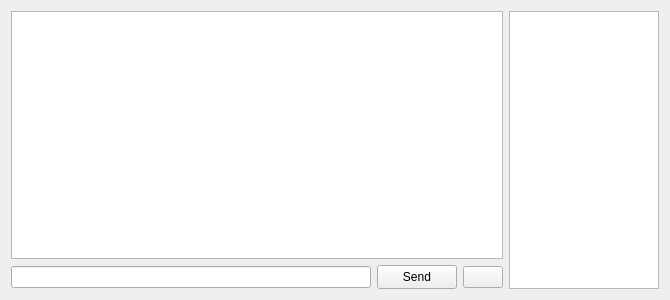
The window that src/core/gui/irc/ircdocktabcontents.ui (Destroyerrrocket/doomseeker-unofficial) describes before a commit, drawn with Qt 5.
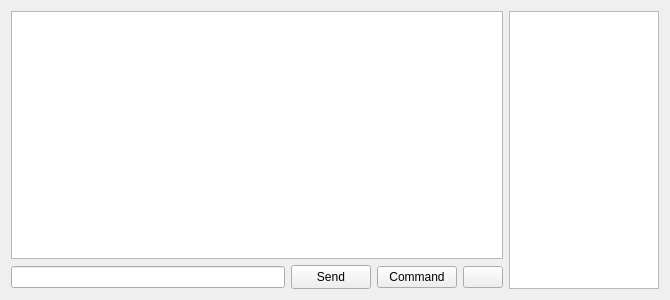
The same window after the commit. Icons and pictures are not drawn. Custom widgets are drawn as their Qt base class.

Commit message: - IRC: CTCP TIME, VERSION and PING now also sendable from priv chat window.

```diff
--- a/src/core/gui/irc/ircdocktabcontents.ui
+++ b/src/core/gui/irc/ircdocktabcontents.ui
@@ -70,6 +70,13 @@
          </property>
         </widget>
        </item>
+       <item>
+        <widget class="QPushButton" name="btnCommand">
+         <property name="text">
+          <string>Command</string>
+         </property>
+        </widget>
+       </item>
        <item>
         <widget class="QPushButton" name="btnPauseTextArea">
          <property name="toolTip">
```
Left out of the diff: 26 changed lines with no effect on the pictures. The commit also changes 6 other files.
